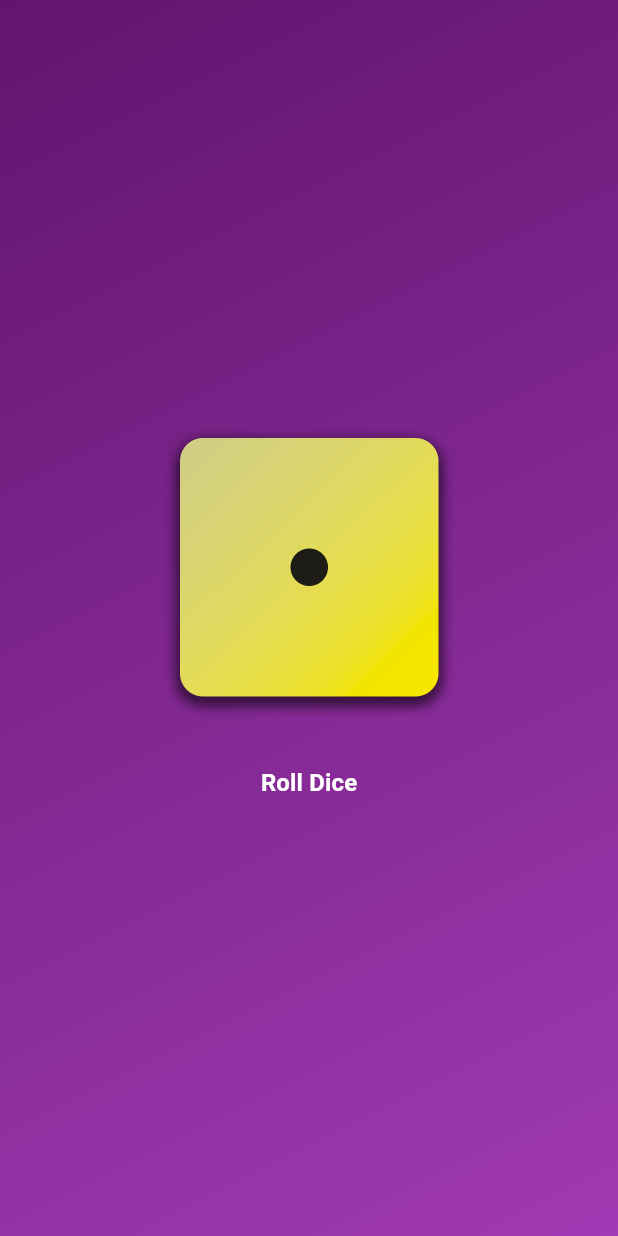
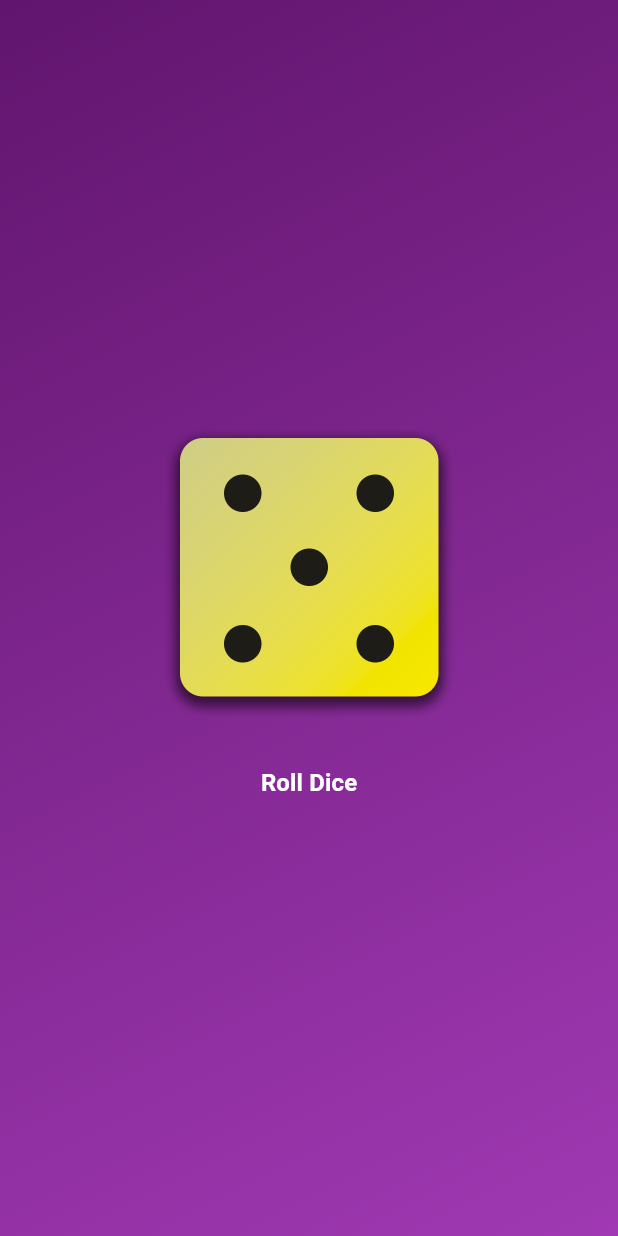
Before and after one commit to malise5/dice_with_flutter, a Flutter app: the screen it shows after launch, on a phone screen of 412 x 824 dp. Run offline on Flutter 3.47's test engine with Material 3 defaults, Android fonts, the phone set to English and light mode, and no system bars.

```diff
--- a/lib/dice_roller.dart
+++ b/lib/dice_roller.dart
@@ -15,12 +15,12 @@ class DiceRoller extends StatefulWidget {
 
 class _DiceRollerState extends State<DiceRoller> {
 
-  var activeDiceImage = 'assets/images/dice-1.png';
+  var activeDiceImage = Random().nextInt(6) + 1;
 
    void rollDice(){
     // TODO: Implement dice rolling functionality
     setState((){
-       activeDiceImage = 'assets/images/dice-${Random().nextInt(6) + 1}.png';  // Randomly select a number between 1 and 6
+       activeDiceImage = Random().nextInt(6) + 1;  // Randomly select a number between 1 and 6
        // Update the state to reflect the new image asset
        // setState(() {}); // This line is not needed when using setState with a function parameter
     });
@@ -39,7 +39,7 @@ class _DiceRollerState extends State<DiceRoller> {
           mainAxisSize: MainAxisSize.min,
           children: [
             Image.asset(
-              activeDiceImage,
+              'assets/images/dice-$activeDiceImage.png',
               width: 200,
             ),
             const SizedBox(
```
